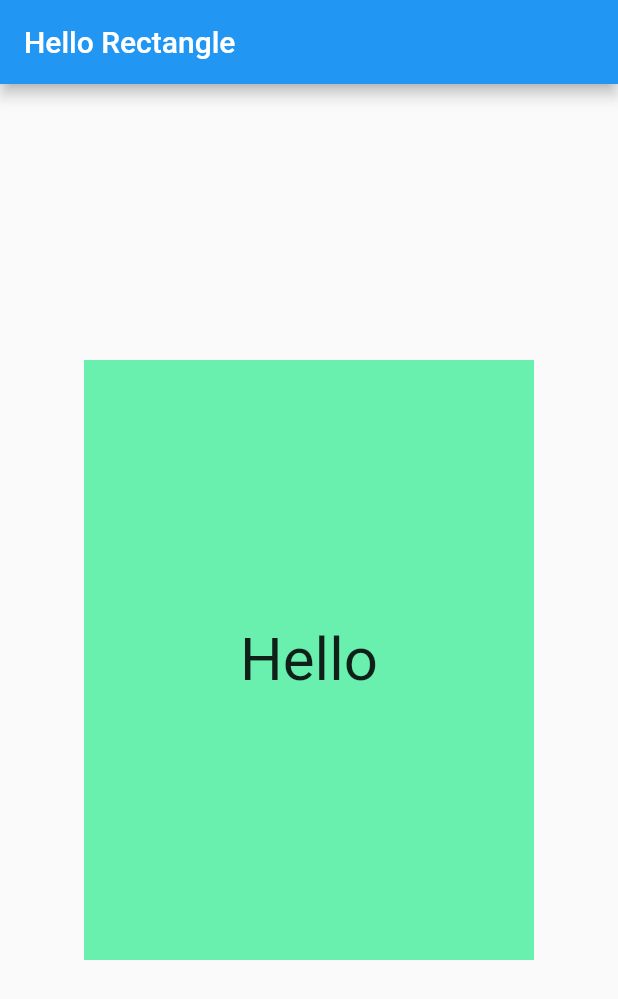
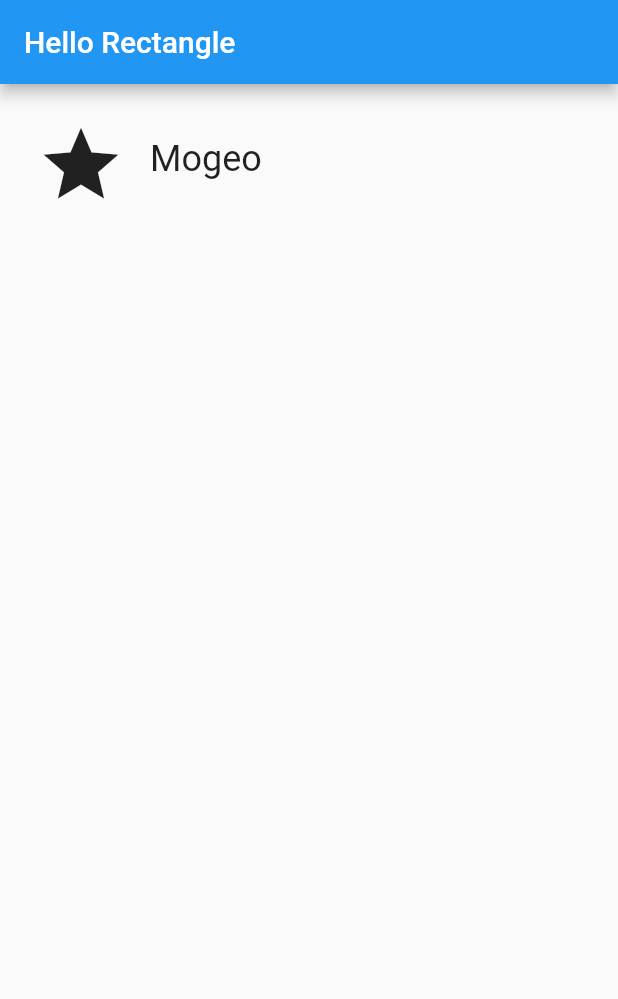
Before and after one commit to Iwaide/flutter_udacity, a Flutter app: the screen it shows after launch, on a phone screen of 412 x 824 dp. Shown: the top 999 px of the screen. Run offline on Flutter 3.47's test engine with Material 2 defaults, Android fonts, the phone set to English and light mode, and no system bars.

Commit message:
Add category.dart

```diff
--- /dev/null
+++ b/lib/category.dart
@@ -0,0 +1,37 @@
+import 'package:flutter/material.dart';
+
+class Category extends StatelessWidget {
+  @override
+  Widget build(BuildContext context) {
+    double _height = 100.0;
+    return Material(
+      child: Container(
+        padding: EdgeInsets.all(8.0),
+        height: _height,
+        child: InkWell(
+          borderRadius: BorderRadius.circular(50),
+          onTap: () {
+            print('I was tapped');
+          },
+          splashColor: Colors.yellowAccent,
+          highlightColor: Colors.yellowAccent,
+          child: Row(children: <Widget>[
+            Padding(
+              padding: EdgeInsets.all(16.0),
+              child: Icon(
+                Icons.star,
+                size: 60.0,
+                ),
+            ),
+            Center(
+              child: Text(
+                'Mogeo',
+                style: TextStyle(fontSize: 24.0),
+              ),
+            )
+          ]),
+        ),
+      ),
+    );
+  }
+}
--- a/lib/main.dart
+++ b/lib/main.dart
@@ -1,23 +1,5 @@
 import 'package:flutter/material.dart';
-
-class HelloRectangle extends StatelessWidget {
-  @override
-  Widget build(BuildContext context) {
-    return Center(
-      child: Container(
-        color: Colors.greenAccent,
-        height: 400.0,
-        width: 300.0,
-        child: Center(
-          child: Text(
-            'Hello',
-            style: TextStyle(fontSize: 40.0),
-          ),
-        ),
-      ),
-    );
-  }
-}
+import './category.dart';
 
 void main() {
   runApp(
@@ -27,7 +9,7 @@ void main() {
         appBar: AppBar(
           title: Text('Hello Rectangle'),
         ),
-        body: HelloRectangle(),
+        body: Category(),
       ),
     ),
   );
```
